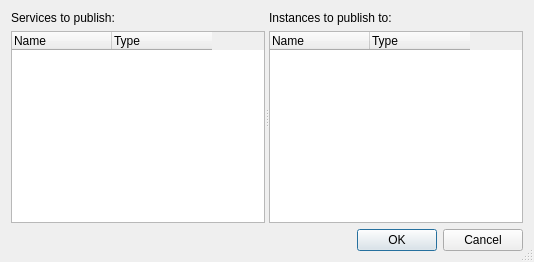
Old version of the form src/publishdialog/publishdialog.ui in the repository cityofaustin/ags-service-publisher-gui.
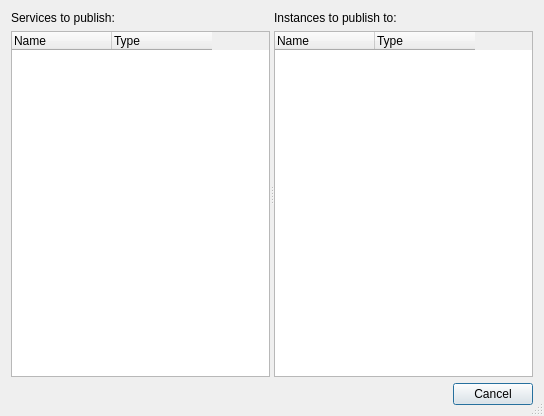
New version of the form.

Commit message: Rename publish window OK button and disable it unless there are selected services/instances

Diff of the .ui file:
```diff
--- a/src/publishdialog/publishdialog.ui
+++ b/src/publishdialog/publishdialog.ui
@@ -2,6 +2,14 @@
 <ui version="4.0">
  <class>PublishDialog</class>
  <widget class="QDialog" name="PublishDialog">
+  <property name="geometry">
+   <rect>
+    <x>0</x>
+    <y>0</y>
+    <width>544</width>
+    <height>416</height>
+   </rect>
+  </property>
   <property name="windowTitle">
    <string notr="true">Publish Services</string>
   </property>
@@ -17,7 +25,7 @@
      <property name="orientation">
       <enum>Qt::Horizontal</enum>
      </property>
-     <widget class="QWidget" name="">
+     <widget class="QWidget" name="layoutWidget">
       <layout class="QVBoxLayout" name="verticalLayout">
        <item>
         <widget class="QLabel" name="label">
@@ -57,7 +65,7 @@
        </item>
       </layout>
      </widget>
-     <widget class="QWidget" name="">
+     <widget class="QWidget" name="layoutWidget">
       <layout class="QVBoxLayout" name="verticalLayout_2">
        <item>
         <widget class="QLabel" name="label_2">
@@ -105,7 +113,7 @@
       <enum>Qt::Horizontal</enum>
      </property>
      <property name="standardButtons">
-      <set>QDialogButtonBox::Cancel|QDialogButtonBox::Ok</set>
+      <set>QDialogButtonBox::Cancel</set>
      </property>
     </widget>
    </item>
```
The commit also changes 4 other files.
